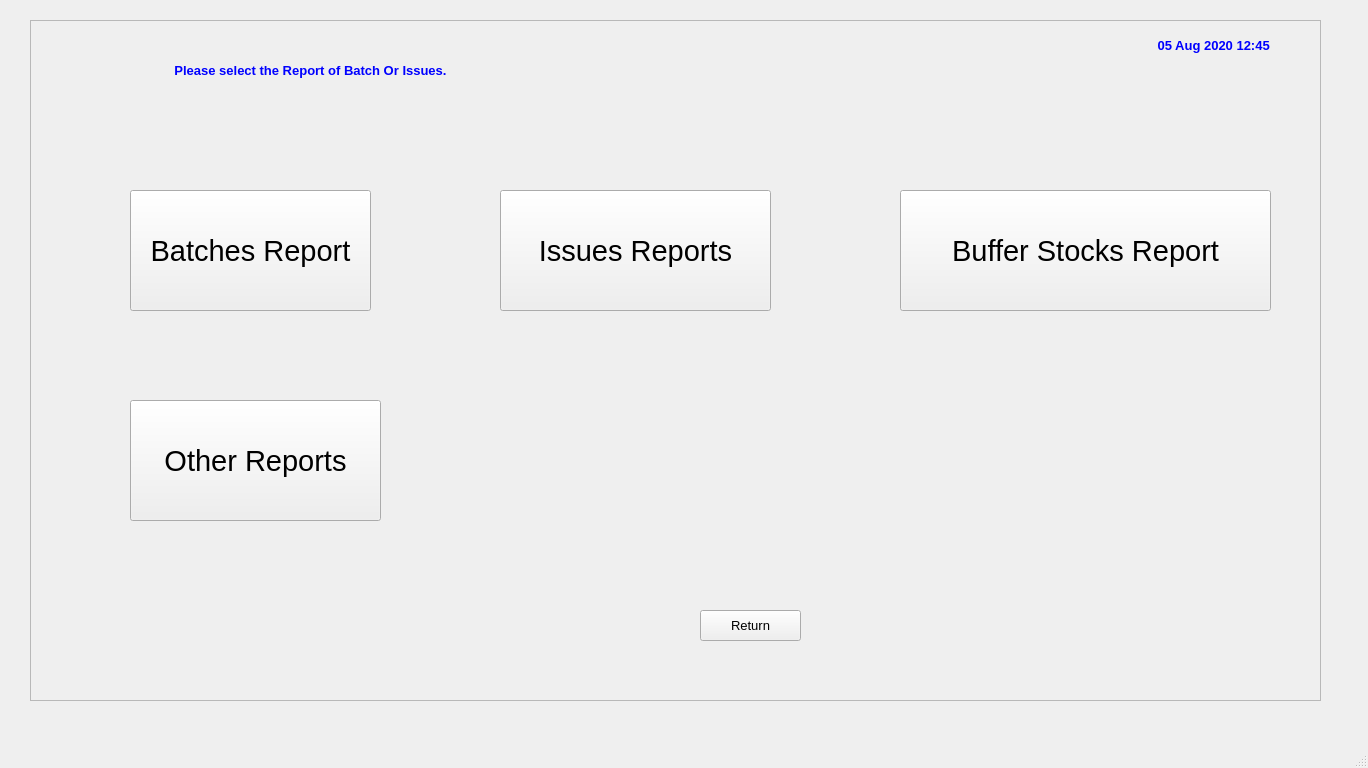
Above: FCI/ui/fci_08_reports_submenu.ui from sanjaymanegit/testRepo before the change. Below: the same form after it.
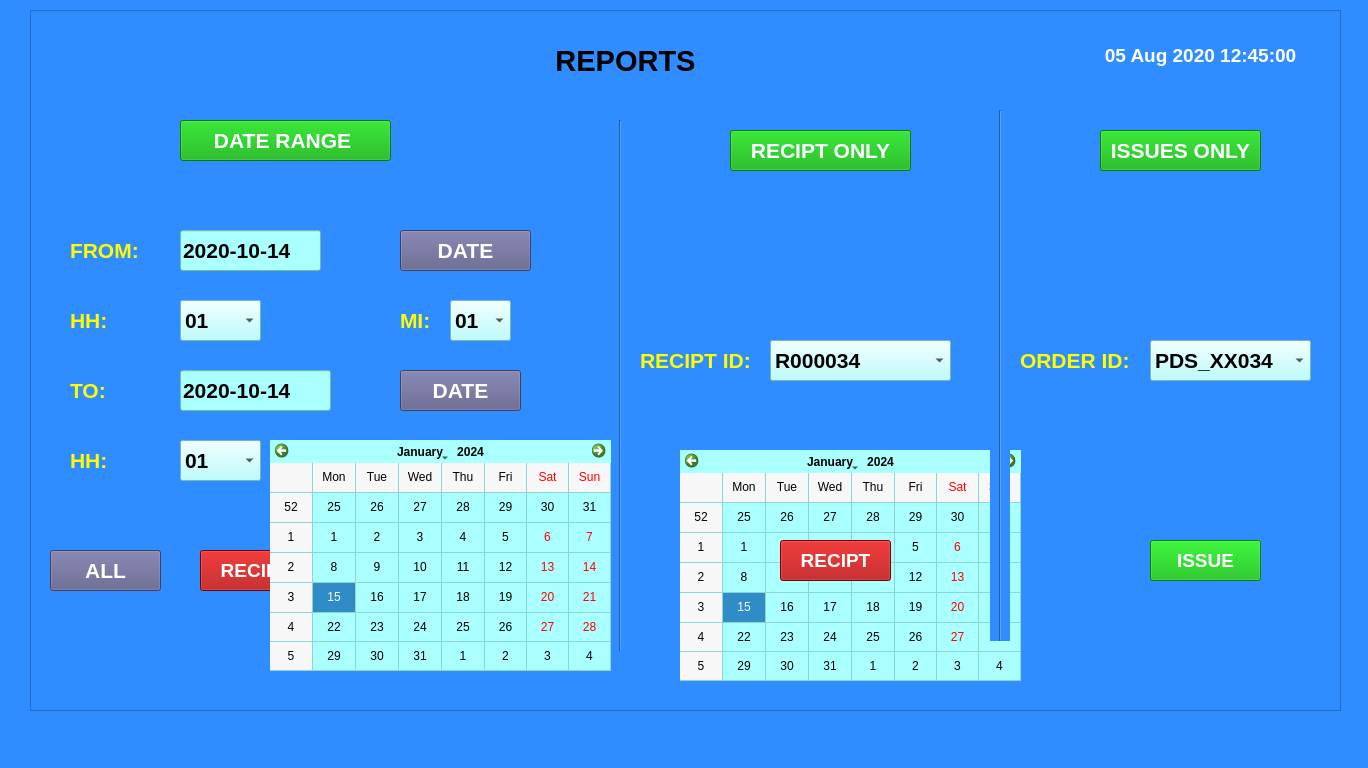
That is the form after the change.

Diff of the .ui file:
```diff
--- a/FCI/ui/fci_08_reports_submenu.ui
+++ b/FCI/ui/fci_08_reports_submenu.ui
@@ -19,178 +19,959 @@
   <property name="windowTitle">
    <string>MainWindow</string>
   </property>
+  <property name="styleSheet">
+   <string notr="true">background-color: rgb(47, 141, 255);</string>
+  </property>
   <widget class="QWidget" name="centralwidget">
    <widget class="QFrame" name="frame">
     <property name="geometry">
      <rect>
       <x>30</x>
-      <y>20</y>
-      <width>1291</width>
-      <height>681</height>
+      <y>10</y>
+      <width>1311</width>
+      <height>701</height>
      </rect>
     </property>
+    <property name="font">
+     <font>
+      <family>MS Sans Serif</family>
+     </font>
+    </property>
+    <property name="styleSheet">
+     <string notr="true">color: rgb(255, 255, 255);
+</string>
+    </property>
     <property name="frameShape">
      <enum>QFrame::StyledPanel</enum>
     </property>
     <property name="frameShadow">
      <enum>QFrame::Raised</enum>
     </property>
-    <widget class="QPushButton" name="pushButton">
-     <property name="geometry">
-      <rect>
-       <x>100</x>
-       <y>170</y>
-       <width>241</width>
-       <height>121</height>
-      </rect>
-     </property>
-     <property name="font">
-      <font>
-       <pointsize>22</pointsize>
-      </font>
-     </property>
-     <property name="text">
-      <string>Batches Report</string>
-     </property>
-    </widget>
-    <widget class="QPushButton" name="pushButton_4">
-     <property name="geometry">
-      <rect>
-       <x>470</x>
-       <y>170</y>
-       <width>271</width>
-       <height>121</height>
-      </rect>
-     </property>
-     <property name="font">
-      <font>
-       <family>MS Shell Dlg 2</family>
-       <pointsize>22</pointsize>
-       <weight>50</weight>
-       <bold>false</bold>
-      </font>
-     </property>
-     <property name="text">
-      <string>Issues Reports</string>
-     </property>
-    </widget>
     <widget class="QLabel" name="label_20">
      <property name="geometry">
       <rect>
        <x>1060</x>
-       <y>10</y>
-       <width>251</width>
-       <height>31</height>
-      </rect>
-     </property>
-     <property name="font">
-      <font>
-       <family>MS Sans Serif</family>
-       <pointsize>10</pointsize>
-       <weight>75</weight>
-       <bold>true</bold>
-       <underline>false</underline>
-      </font>
-     </property>
-     <property name="styleSheet">
-      <string notr="true">color: rgb(0, 0, 255);</string>
-     </property>
-     <property name="text">
-      <string>05 Aug 2020 12:45 </string>
-     </property>
-     <property name="alignment">
-      <set>Qt::AlignCenter</set>
-     </property>
-    </widget>
-    <widget class="QPushButton" name="pushButton_2">
-     <property name="geometry">
-      <rect>
-       <x>670</x>
-       <y>590</y>
-       <width>101</width>
-       <height>31</height>
-      </rect>
-     </property>
-     <property name="font">
-      <font>
-       <family>MS Sans Serif</family>
-       <pointsize>10</pointsize>
-       <weight>50</weight>
-       <bold>false</bold>
-      </font>
-     </property>
-     <property name="text">
-      <string>Return</string>
-     </property>
-    </widget>
-    <widget class="QLabel" name="label_21">
-     <property name="geometry">
-      <rect>
-       <x>50</x>
        <y>20</y>
-       <width>461</width>
-       <height>61</height>
+       <width>221</width>
+       <height>51</height>
       </rect>
      </property>
      <property name="font">
       <font>
        <family>MS Sans Serif</family>
-       <pointsize>10</pointsize>
+       <pointsize>14</pointsize>
        <weight>75</weight>
        <bold>true</bold>
-       <underline>false</underline>
       </font>
      </property>
      <property name="styleSheet">
-      <string notr="true">color: rgb(0, 0, 255);</string>
+      <string notr="true">color: rgb(255, 255, 255);</string>
      </property>
      <property name="text">
-      <string>Please select the Report of Batch Or Issues.</string>
+      <string>05 Aug 2020 12:45:00</string>
      </property>
      <property name="alignment">
       <set>Qt::AlignCenter</set>
      </property>
     </widget>
+    <widget class="QPushButton" name="pushButton_3">
+     <property name="geometry">
+      <rect>
+       <x>170</x>
+       <y>540</y>
+       <width>111</width>
+       <height>41</height>
+      </rect>
+     </property>
+     <property name="font">
+      <font>
+       <pointsize>14</pointsize>
+       <weight>75</weight>
+       <bold>true</bold>
+      </font>
+     </property>
+     <property name="styleSheet">
+      <string notr="true">color: rgb(255, 255, 255);
+background-color: rgb(170, 0, 0);</string>
+     </property>
+     <property name="text">
+      <string>RECIPT</string>
+     </property>
+    </widget>
+    <widget class="QPushButton" name="pushButton_4">
+     <property name="geometry">
+      <rect>
+       <x>320</x>
+       <y>540</y>
+       <width>111</width>
+       <height>41</height>
+      </rect>
+     </property>
+     <property name="font">
+      <font>
+       <pointsize>14</pointsize>
+       <weight>75</weight>
+       <bold>true</bold>
+      </font>
+     </property>
+     <property name="styleSheet">
+      <string notr="true">color: rgb(255, 255, 255);
+background-color: rgb(0, 180, 0);</string>
+     </property>
+     <property name="text">
+      <string>ISSUE</string>
+     </property>
+    </widget>
     <widget class="QPushButton" name="pushButton_5">
      <property name="geometry">
       <rect>
-       <x>870</x>
-       <y>170</y>
-       <width>371</width>
-       <height>121</height>
+       <x>460</x>
+       <y>540</y>
+       <width>111</width>
+       <height>41</height>
       </rect>
      </property>
      <property name="font">
       <font>
-       <family>MS Shell Dlg 2</family>
-       <pointsize>22</pointsize>
-       <weight>50</weight>
-       <bold>false</bold>
+       <pointsize>14</pointsize>
+       <weight>75</weight>
+       <bold>true</bold>
       </font>
      </property>
+     <property name="styleSheet">
+      <string notr="true">color: rgb(255, 255, 255);
+background-color: rgb(0, 0, 255);</string>
+     </property>
      <property name="text">
-      <string>Buffer Stocks Report</string>
+      <string>OTHERS</string>
      </property>
     </widget>
-    <widget class="QPushButton" name="pushButton_6">
+    <widget class="Line" name="line">
      <property name="geometry">
       <rect>
-       <x>100</x>
-       <y>380</y>
-       <width>251</width>
-       <height>121</height>
+       <x>580</x>
+       <y>110</y>
+       <width>20</width>
+       <height>531</height>
       </rect>
      </property>
+     <property name="styleSheet">
+      <string notr="true">color: rgb(255, 255, 255);
+border-color: rgb(255, 255, 255);</string>
+     </property>
+     <property name="orientation">
+      <enum>Qt::Vertical</enum>
+     </property>
+    </widget>
+    <widget class="QLineEdit" name="lineEdit">
+     <property name="geometry">
+      <rect>
+       <x>150</x>
+       <y>220</y>
+       <width>141</width>
+       <height>41</height>
+      </rect>
+     </property>
      <property name="font">
       <font>
-       <family>MS Shell Dlg 2</family>
+       <family>Arial</family>
+       <pointsize>16</pointsize>
+       <weight>75</weight>
+       <bold>true</bold>
+      </font>
+     </property>
+     <property name="styleSheet">
+      <string notr="true">background-color: rgb(170, 255, 255);
+color: rgb(0, 0, 0);</string>
+     </property>
+     <property name="text">
+      <string>2020-10-14</string>
+     </property>
+    </widget>
+    <widget class="QPushButton" name="pushButton_9">
+     <property name="geometry">
+      <rect>
+       <x>150</x>
+       <y>110</y>
+       <width>211</width>
+       <height>41</height>
+      </rect>
+     </property>
+     <property name="font">
+      <font>
+       <family>Arial</family>
+       <pointsize>16</pointsize>
+       <weight>75</weight>
+       <bold>true</bold>
+      </font>
+     </property>
+     <property name="styleSheet">
+      <string notr="true">background-color: rgb(0, 170, 0);</string>
+     </property>
+     <property name="text">
+      <string>DATE RANGE </string>
+     </property>
+    </widget>
+    <widget class="QPushButton" name="pushButton_10">
+     <property name="geometry">
+      <rect>
+       <x>700</x>
+       <y>120</y>
+       <width>181</width>
+       <height>41</height>
+      </rect>
+     </property>
+     <property name="font">
+      <font>
+       <family>Arial</family>
+       <pointsize>16</pointsize>
+       <weight>75</weight>
+       <bold>true</bold>
+      </font>
+     </property>
+     <property name="styleSheet">
+      <string notr="true">background-color: rgb(0, 170, 0);</string>
+     </property>
+     <property name="text">
+      <string>RECIPT ONLY</string>
+     </property>
+    </widget>
+    <widget class="QLabel" name="label_3">
+     <property name="geometry">
+      <rect>
+       <x>40</x>
+       <y>220</y>
+       <width>91</width>
+       <height>41</height>
+      </rect>
+     </property>
+     <property name="font">
+      <font>
+       <family>Arial</family>
+       <pointsize>16</pointsize>
+       <weight>75</weight>
+       <bold>true</bold>
+      </font>
+     </property>
+     <property name="styleSheet">
+      <string notr="true">color: rgb(255, 255, 0);</string>
+     </property>
+     <property name="text">
+      <string>FROM:</string>
+     </property>
+     <property name="alignment">
+      <set>Qt::AlignLeading|Qt::AlignLeft|Qt::AlignVCenter</set>
+     </property>
+    </widget>
+    <widget class="QPushButton" name="pushButton_8">
+     <property name="geometry">
+      <rect>
+       <x>370</x>
+       <y>220</y>
+       <width>131</width>
+       <height>41</height>
+      </rect>
+     </property>
+     <property name="font">
+      <font>
+       <family>Arial</family>
+       <pointsize>16</pointsize>
+       <weight>75</weight>
+       <bold>true</bold>
+      </font>
+     </property>
+     <property name="styleSheet">
+      <string notr="true">background-color: rgb(90, 90, 134);
+color: rgb(255, 255, 255);</string>
+     </property>
+     <property name="text">
+      <string>DATE</string>
+     </property>
+    </widget>
+    <widget class="QLabel" name="label_4">
+     <property name="geometry">
+      <rect>
+       <x>40</x>
+       <y>360</y>
+       <width>91</width>
+       <height>41</height>
+      </rect>
+     </property>
+     <property name="font">
+      <font>
+       <family>Arial</family>
+       <pointsize>16</pointsize>
+       <weight>75</weight>
+       <bold>true</bold>
+      </font>
+     </property>
+     <property name="styleSheet">
+      <string notr="true">color: rgb(255, 255, 0);</string>
+     </property>
+     <property name="text">
+      <string>TO:</string>
+     </property>
+     <property name="alignment">
+      <set>Qt::AlignLeading|Qt::AlignLeft|Qt::AlignVCenter</set>
+     </property>
+    </widget>
+    <widget class="QLineEdit" name="lineEdit_2">
+     <property name="geometry">
+      <rect>
+       <x>150</x>
+       <y>360</y>
+       <width>151</width>
+       <height>41</height>
+      </rect>
+     </property>
+     <property name="font">
+      <font>
+       <family>Arial</family>
+       <pointsize>16</pointsize>
+       <weight>75</weight>
+       <bold>true</bold>
+      </font>
+     </property>
+     <property name="styleSheet">
+      <string notr="true">background-color: rgb(170, 255, 255);
+color: rgb(0, 0, 0);</string>
+     </property>
+     <property name="text">
+      <string>2020-10-14</string>
+     </property>
+    </widget>
+    <widget class="QPushButton" name="pushButton_12">
+     <property name="geometry">
+      <rect>
+       <x>370</x>
+       <y>360</y>
+       <width>121</width>
+       <height>41</height>
+      </rect>
+     </property>
+     <property name="font">
+      <font>
+       <family>Arial</family>
+       <pointsize>16</pointsize>
+       <weight>75</weight>
+       <bold>true</bold>
+      </font>
+     </property>
+     <property name="styleSheet">
+      <string notr="true">background-color: rgb(90, 90, 134);
+color: rgb(255, 255, 255);</string>
+     </property>
+     <property name="text">
+      <string>DATE</string>
+     </property>
+    </widget>
+    <widget class="QLabel" name="label_5">
+     <property name="geometry">
+      <rect>
+       <x>40</x>
+       <y>290</y>
+       <width>91</width>
+       <height>41</height>
+      </rect>
+     </property>
+     <property name="font">
+      <font>
+       <family>Arial</family>
+       <pointsize>16</pointsize>
+       <weight>75</weight>
+       <bold>true</bold>
+      </font>
+     </property>
+     <property name="styleSheet">
+      <string notr="true">color: rgb(255, 255, 0);</string>
+     </property>
+     <property name="text">
+      <string>HH:</string>
+     </property>
+     <property name="alignment">
+      <set>Qt::AlignLeading|Qt::AlignLeft|Qt::AlignVCenter</set>
+     </property>
+    </widget>
+    <widget class="QComboBox" name="comboBox">
+     <property name="geometry">
+      <rect>
+       <x>150</x>
+       <y>290</y>
+       <width>81</width>
+       <height>41</height>
+      </rect>
+     </property>
+     <property name="font">
+      <font>
+       <family>Arial</family>
+       <pointsize>16</pointsize>
+       <weight>75</weight>
+       <bold>true</bold>
+      </font>
+     </property>
+     <property name="styleSheet">
+      <string notr="true">background-color: rgb(170, 255, 255);
+color: rgb(0, 0, 0);</string>
+     </property>
+     <item>
+      <property name="text">
+       <string>01</string>
+      </property>
+     </item>
+     <item>
+      <property name="text">
+       <string>02</string>
+      </property>
+     </item>
+     <item>
+      <property name="text">
+       <string>03</string>
+      </property>
+     </item>
+     <item>
+      <property name="text">
+       <string>04</string>
+      </property>
+     </item>
+     <item>
+      <property name="text">
+       <string>05</string>
+      </property>
+     </item>
+     <item>
+      <property name="text">
+       <string>06</string>
+      </property>
+     </item>
+    </widget>
+    <widget class="QLabel" name="label_6">
+     <property name="geometry">
+      <rect>
+       <x>370</x>
+       <y>290</y>
+       <width>41</width>
+       <height>41</height>
+      </rect>
+     </property>
+     <property name="font">
+      <font>
+       <family>Arial</family>
+       <pointsize>16</pointsize>
+       <weight>75</weight>
+       <bold>true</bold>
+      </font>
+     </property>
+     <property name="styleSheet">
+      <string notr="true">color: rgb(255, 255, 0);</string>
+     </property>
+     <property name="text">
+      <string>MI:</string>
+     </property>
+     <property name="alignment">
+      <set>Qt::AlignLeading|Qt::AlignLeft|Qt::AlignVCenter</set>
+     </property>
+    </widget>
+    <widget class="QComboBox" name="comboBox_2">
+     <property name="geometry">
+      <rect>
+       <x>420</x>
+       <y>290</y>
+       <width>61</width>
+       <height>41</height>
+      </rect>
+     </property>
+     <property name="font">
+      <font>
+       <family>Arial</family>
+       <pointsize>16</pointsize>
+       <weight>75</weight>
+       <bold>true</bold>
+      </font>
+     </property>
+     <property name="styleSheet">
+      <string notr="true">background-color: rgb(170, 255, 255);
+color: rgb(0, 0, 0);</string>
+     </property>
+     <item>
+      <property name="text">
+       <string>01</string>
+      </property>
+     </item>
+     <item>
+      <property name="text">
+       <string>02</string>
+      </property>
+     </item>
+     <item>
+      <property name="text">
+       <string>03</string>
+      </property>
+     </item>
+     <item>
+      <property name="text">
+       <string>04</string>
+      </property>
+     </item>
+     <item>
+      <property name="text">
+       <string>05</string>
+      </property>
+     </item>
+     <item>
+      <property name="text">
+       <string>06</string>
+      </property>
+     </item>
+    </widget>
+    <widget class="QComboBox" name="comboBox_7">
+     <property name="geometry">
+      <rect>
+       <x>420</x>
+       <y>430</y>
+       <width>61</width>
+       <height>41</height>
+      </rect>
+     </property>
+     <property name="font">
+      <font>
+       <family>Arial</family>
+       <pointsize>16</pointsize>
+       <weight>75</weight>
+       <bold>true</bold>
+      </font>
+     </property>
+     <property name="styleSheet">
+      <string notr="true">background-color: rgb(170, 255, 255);
+color: rgb(0, 0, 0);</string>
+     </property>
+     <item>
+      <property name="text">
+       <string>01</string>
+      </property>
+     </item>
+     <item>
+      <property name="text">
+       <string>02</string>
+      </property>
+     </item>
+     <item>
+      <property name="text">
+       <string>03</string>
+      </property>
+     </item>
+     <item>
+      <property name="text">
+       <string>04</string>
+      </property>
+     </item>
+     <item>
+      <property name="text">
+       <string>05</string>
+      </property>
+     </item>
+     <item>
+      <property name="text">
+       <string>06</string>
+      </property>
+     </item>
+    </widget>
+    <widget class="QLabel" name="label_11">
+     <property name="geometry">
+      <rect>
+       <x>40</x>
+       <y>430</y>
+       <width>91</width>
+       <height>41</height>
+      </rect>
+     </property>
+     <property name="font">
+      <font>
+       <family>Arial</family>
+       <pointsize>16</pointsize>
+       <weight>75</weight>
+       <bold>true</bold>
+      </font>
+     </property>
+     <property name="styleSheet">
+      <string notr="true">color: rgb(255, 255, 0);</string>
+     </property>
+     <property name="text">
+      <string>HH:</string>
+     </property>
+     <property name="alignment">
+      <set>Qt::AlignLeading|Qt::AlignLeft|Qt::AlignVCenter</set>
+     </property>
+    </widget>
+    <widget class="QLabel" name="label_12">
+     <property name="geometry">
+      <rect>
+       <x>370</x>
+       <y>430</y>
+       <width>41</width>
+       <height>41</height>
+      </rect>
+     </property>
+     <property name="font">
+      <font>
+       <family>Arial</family>
+       <pointsize>16</pointsize>
+       <weight>75</weight>
+       <bold>true</bold>
+      </font>
+     </property>
+     <property name="styleSheet">
+      <string notr="true">color: rgb(255, 255, 0);</string>
+     </property>
+     <property name="text">
+      <string>MI:</string>
+     </property>
+     <property name="alignment">
+      <set>Qt::AlignLeading|Qt::AlignLeft|Qt::AlignVCenter</set>
+     </property>
+    </widget>
+    <widget class="QComboBox" name="comboBox_8">
+     <property name="geometry">
+      <rect>
+       <x>150</x>
+       <y>430</y>
+       <width>81</width>
+       <height>41</height>
+      </rect>
+     </property>
+     <property name="font">
+      <font>
+       <family>Arial</family>
+       <pointsize>16</pointsize>
+       <weight>75</weight>
+       <bold>true</bold>
+      </font>
+     </property>
+     <property name="styleSheet">
+      <string notr="true">background-color: rgb(170, 255, 255);
+color: rgb(0, 0, 0);</string>
+     </property>
+     <item>
+      <property name="text">
+       <string>01</string>
+      </property>
+     </item>
+     <item>
+      <property name="text">
+       <string>02</string>
+      </property>
+     </item>
+     <item>
+      <property name="text">
+       <string>03</string>
+      </property>
+     </item>
+     <item>
+      <property name="text">
+       <string>04</string>
+      </property>
+     </item>
+     <item>
+      <property name="text">
+       <string>05</string>
+      </property>
+     </item>
+     <item>
+      <property name="text">
+       <string>06</string>
+      </property>
+     </item>
+    </widget>
+    <widget class="QPushButton" name="pushButton_13">
+     <property name="geometry">
+      <rect>
+       <x>20</x>
+       <y>540</y>
+       <width>111</width>
+       <height>41</height>
+      </rect>
+     </property>
+     <property name="font">
+      <font>
+       <family>Arial</family>
+       <pointsize>16</pointsize>
+       <weight>75</weight>
+       <bold>true</bold>
+      </font>
+     </property>
+     <property name="styleSheet">
+      <string notr="true">background-color: rgb(90, 90, 134);
+color: rgb(255, 255, 255);</string>
+     </property>
+     <property name="text">
+      <string>ALL</string>
+     </property>
+    </widget>
+    <widget class="QCalendarWidget" name="calendarWidget">
+     <property name="geometry">
+      <rect>
+       <x>650</x>
+       <y>440</y>
+       <width>341</width>
+       <height>231</height>
+      </rect>
+     </property>
+     <property name="styleSheet">
+      <string notr="true">background-color: rgb(170, 255, 255);
+color: rgb(0, 0, 0);</string>
+     </property>
+     <property name="gridVisible">
+      <bool>true</bool>
+     </property>
+    </widget>
+    <widget class="QCalendarWidget" name="calendarWidget_2">
+     <property name="geometry">
+      <rect>
+       <x>240</x>
+       <y>430</y>
+       <width>341</width>
+       <height>231</height>
+      </rect>
+     </property>
+     <property name="styleSheet">
+      <string notr="true">background-color: rgb(170, 255, 255);
+color: rgb(0, 0, 0);</string>
+     </property>
+     <property name="gridVisible">
+      <bool>true</bool>
+     </property>
+    </widget>
+    <widget class="QLabel" name="label_7">
+     <property name="geometry">
+      <rect>
+       <x>610</x>
+       <y>330</y>
+       <width>111</width>
+       <height>41</height>
+      </rect>
+     </property>
+     <property name="font">
+      <font>
+       <family>Arial</family>
+       <pointsize>16</pointsize>
+       <weight>75</weight>
+       <bold>true</bold>
+      </font>
+     </property>
+     <property name="styleSheet">
+      <string notr="true">color: rgb(255, 255, 0);</string>
+     </property>
+     <property name="text">
+      <string>RECIPT ID: </string>
+     </property>
+     <property name="alignment">
+      <set>Qt::AlignLeading|Qt::AlignLeft|Qt::AlignVCenter</set>
+     </property>
+    </widget>
+    <widget class="QComboBox" name="comboBox_3">
+     <property name="geometry">
+      <rect>
+       <x>740</x>
+       <y>330</y>
+       <width>181</width>
+       <height>41</height>
+      </rect>
+     </property>
+     <property name="font">
+      <font>
+       <family>Arial</family>
+       <pointsize>16</pointsize>
+       <weight>75</weight>
+       <bold>true</bold>
+      </font>
+     </property>
+     <property name="styleSheet">
+      <string notr="true">background-color: rgb(170, 255, 255);
+color: rgb(0, 0, 0);</string>
+     </property>
+     <item>
+      <property name="text">
+       <string>R000034</string>
+      </property>
+     </item>
+     <item>
+      <property name="text">
+       <string>R000036</string>
+      </property>
+     </item>
+    </widget>
+    <widget class="Line" name="line_2">
+     <property name="geometry">
+      <rect>
+       <x>960</x>
+       <y>100</y>
+       <width>20</width>
+       <height>531</height>
+      </rect>
+     </property>
+     <property name="styleSheet">
+      <string notr="true">color: rgb(255, 255, 255);
+border-color: rgb(255, 255, 255);</string>
+     </property>
+     <property name="orientation">
+      <enum>Qt::Vertical</enum>
+     </property>
+    </widget>
+    <widget class="QPushButton" name="pushButton_11">
+     <property name="geometry">
+      <rect>
+       <x>1070</x>
+       <y>120</y>
+       <width>161</width>
+       <height>41</height>
+      </rect>
+     </property>
+     <property name="font">
+      <font>
+       <family>Arial</family>
+       <pointsize>16</pointsize>
+       <weight>75</weight>
+       <bold>true</bold>
+      </font>
+     </property>
+     <property name="styleSheet">
+      <string notr="true">background-color: rgb(0, 170, 0);</string>
+     </property>
+     <property name="text">
+      <string>ISSUES ONLY</string>
+     </property>
+    </widget>
+    <widget class="QPushButton" name="pushButton_14">
+     <property name="geometry">
+      <rect>
+       <x>750</x>
+       <y>530</y>
+       <width>111</width>
+       <height>41</height>
+      </rect>
+     </property>
+     <property name="font">
+      <font>
+       <pointsize>14</pointsize>
+       <weight>75</weight>
+       <bold>true</bold>
+      </font>
+     </property>
+     <property name="styleSheet">
+      <string notr="true">color: rgb(255, 255, 255);
+background-color: rgb(170, 0, 0);</string>
+     </property>
+     <property name="text">
+      <string>RECIPT</string>
+     </property>
+    </widget>
+    <widget class="QPushButton" name="pushButton_27">
+     <property name="geometry">
+      <rect>
+       <x>1120</x>
+       <y>530</y>
+       <width>111</width>
+       <height>41</height>
+      </rect>
+     </property>
+     <property name="font">
+      <font>
+       <pointsize>14</pointsize>
+       <weight>75</weight>
+       <bold>true</bold>
+      </font>
+     </property>
+     <property name="styleSheet">
+      <string notr="true">color: rgb(255, 255, 255);
+background-color: rgb(0, 180, 0);</string>
+     </property>
+     <property name="text">
+      <string>ISSUE</string>
+     </property>
+    </widget>
+    <widget class="QLabel" name="label_8">
+     <property name="geometry">
+      <rect>
+       <x>990</x>
+       <y>330</y>
+       <width>111</width>
+       <height>41</height>
+      </rect>
+     </property>
+     <property name="font">
+      <font>
+       <family>Arial</family>
+       <pointsize>16</pointsize>
+       <weight>75</weight>
+       <bold>true</bold>
+      </font>
+     </property>
+     <property name="styleSheet">
+      <string notr="true">color: rgb(255, 255, 0);</string>
+     </property>
+     <property name="text">
+      <string>ORDER ID: </string>
+     </property>
+     <property name="alignment">
+      <set>Qt::AlignLeading|Qt::AlignLeft|Qt::AlignVCenter</set>
+     </property>
+    </widget>
+    <widget class="QComboBox" name="comboBox_4">
+     <property name="geometry">
+      <rect>
+       <x>1120</x>
+       <y>330</y>
+       <width>161</width>
+       <height>41</height>
+      </rect>
+     </property>
+     <property name="font">
+      <font>
+       <family>Arial</family>
+       <pointsize>16</pointsize>
+       <weight>75</weight>
+       <bold>true</bold>
+      </font>
+     </property>
+     <property name="styleSheet">
+      <string notr="true">background-color: rgb(170, 255, 255);
+color: rgb(0, 0, 0);</string>
+     </property>
+     <item>
+      <property name="text">
+       <string>PDS_XX034</string>
+      </property>
+     </item>
+     <item>
+      <property name="text">
+       <string>PDD_3455</string>
+      </property>
+     </item>
+    </widget>
+    <widget class="QLabel" name="label">
+     <property name="geometry">
+      <rect>
+       <x>450</x>
+       <y>20</y>
+       <width>291</width>
+       <height>61</height>
+      </rect>
+     </property>
+     <property name="font">
+      <font>
+       <family>Arial</family>
        <pointsize>22</pointsize>
-       <weight>50</weight>
-       <bold>false</bold>
+       <weight>75</weight>
+       <bold>true</bold>
       </font>
      </property>
+     <property name="styleSheet">
+      <string notr="true">color: rgb(0, 0, 0);</string>
+     </property>
      <property name="text">
-      <string>Other Reports</string>
+      <string>REPORTS</string>
+     </property>
+     <property name="alignment">
+      <set>Qt::AlignCenter</set>
      </property>
     </widget>
    </widget>
```
